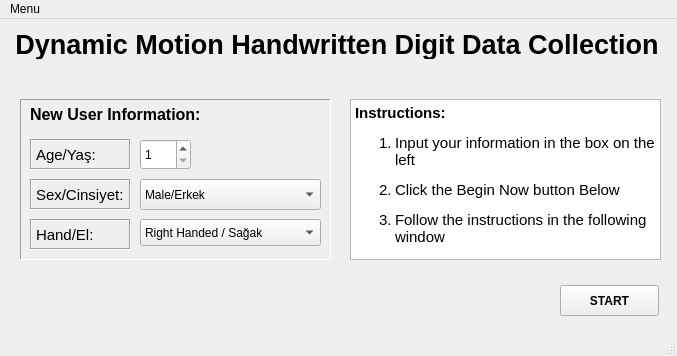
This is Design/StartWindow.ui in ronnymajani/dynamic-motion-digitset as Qt 5 draws it before an edit. The edited form follows.
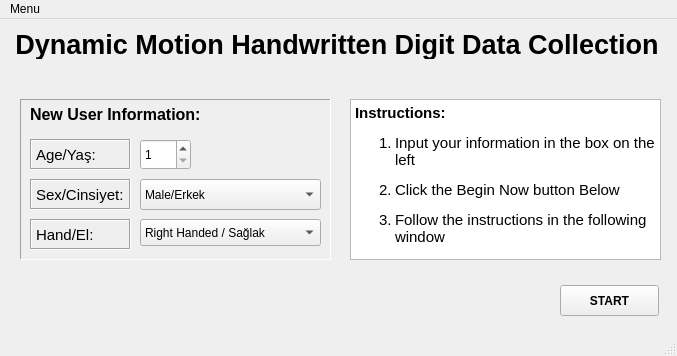
This is the edited form.

Commit message: fixed typo in start window (turkish typo)

What changed in the file:
```diff
--- a/Design/StartWindow.ui
+++ b/Design/StartWindow.ui
@@ -74,7 +74,7 @@
      </property>
      <item>
       <property name="text">
-       <string extracomment="right">Right Handed / Sağak</string>
+       <string extracomment="right">Right Handed / Sağlak</string>
       </property>
      </item>
      <item>
```
